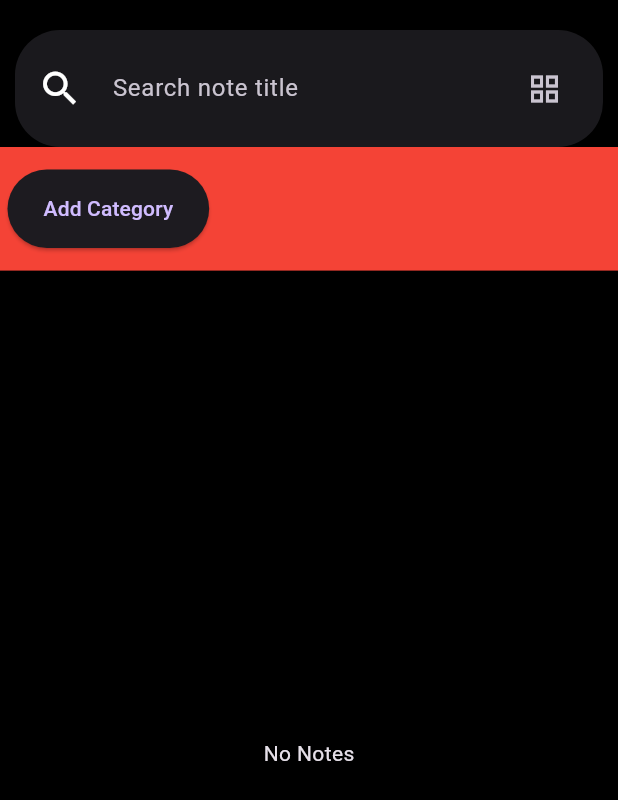
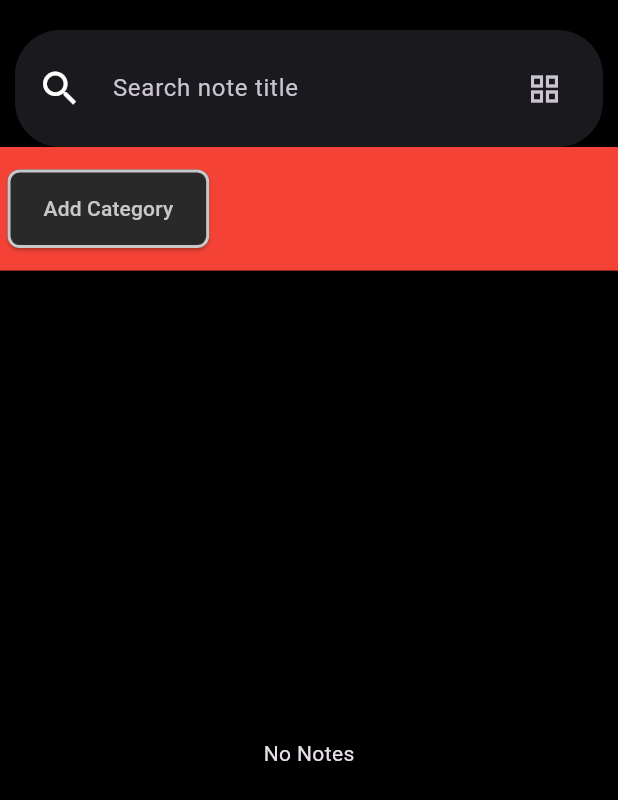
Before and after one commit to Kavarera/NoteApp-CleanArch-GETX, a Flutter app: the screen it shows after launch, on a phone screen of 412 x 824 dp. Shown: the top 800 px of the screen. Run offline on Flutter 3.47's test engine with Material 3 defaults, Android fonts, the phone set to English and light mode, and no system bars; our stand-ins replace dartz, get, google_fonts, sqflite; accounts and stored records are empty.

Commit message:
update custom theme

```diff
--- a/lib/core/configurations/custom_theme.dart
+++ b/lib/core/configurations/custom_theme.dart
@@ -50,5 +50,20 @@ class CustomTheme {
       backgroundColor: Colors.white,
       actionTextColor: Colors.black,
     ),
+    elevatedButtonTheme: ElevatedButtonThemeData(
+      style: ButtonStyle(
+        backgroundColor:
+            WidgetStateProperty.all(const Color.fromARGB(255, 42, 41, 41)),
+        shape: WidgetStateProperty.all(
+          RoundedRectangleBorder(
+            borderRadius: BorderRadius.circular(8),
+            side: BorderSide(
+                color: const Color.fromARGB(255, 201, 200, 200), width: 2),
+          ),
+        ),
+        foregroundColor:
+            WidgetStateProperty.all(const Color.fromARGB(255, 201, 200, 200)),
+      ),
+    ),
   );
 }
```
